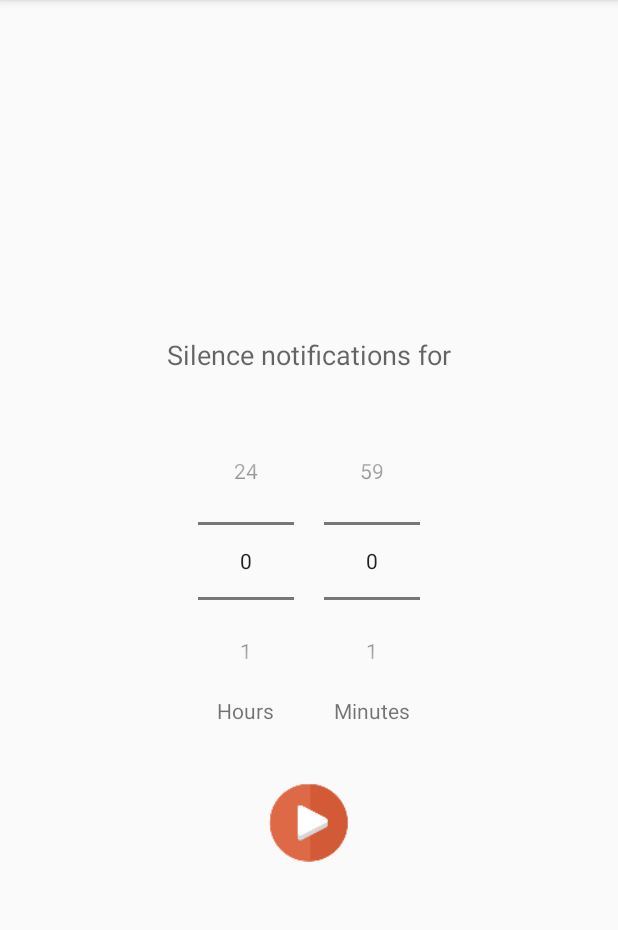
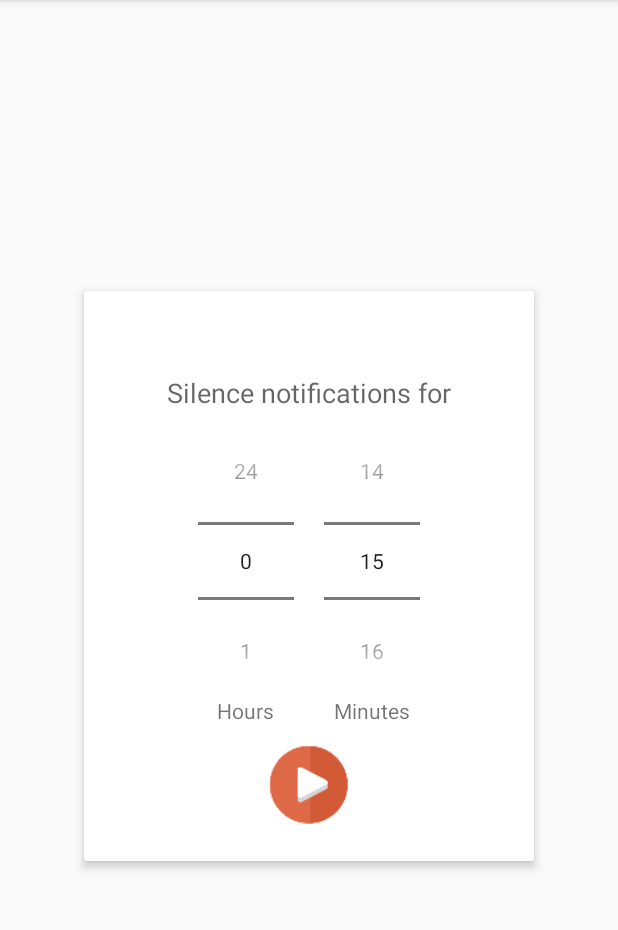
Before and after one commit to sgzmd/silencer, an Android app: the fragment TimedSilenceFragment shown on its own in the app's theme, on a phone screen of 412 x 824 dp, the part 84-1014 px from its top. Run offline under Robolectric (Android 15) with nearby library versions, the phone set to English and light mode, and no system bars.

Commit message:
CardView in timed silence fragment

```diff
--- a/app/build.gradle
+++ b/app/build.gradle
@@ -24,4 +24,5 @@ dependencies {
     testCompile 'junit:junit:4.12'
     compile 'com.android.support:appcompat-v7:23.3.0'
     compile 'com.android.support:design:23.3.0'
+    compile 'com.android.support:cardview-v7:21.+'
 }
--- a/app/src/main/java/info/romankirillov/silencer/Silencer.java
+++ b/app/src/main/java/info/romankirillov/silencer/Silencer.java
@@ -5,6 +5,7 @@ import android.app.PendingIntent;
 import android.content.Context;
 import android.content.Intent;
 import android.media.AudioManager;
+import android.support.design.widget.Snackbar;
 import android.text.format.DateUtils;
 import android.util.Log;
 import android.widget.Toast;
--- a/app/src/main/java/info/romankirillov/silencer/fragments/TimedSilenceFragment.java
+++ b/app/src/main/java/info/romankirillov/silencer/fragments/TimedSilenceFragment.java
@@ -1,20 +1,22 @@
 package info.romankirillov.silencer.fragments;
 
 import android.app.Fragment;
+import android.media.AudioManager;
 import android.os.Bundle;
 import android.support.annotation.Nullable;
-import android.text.format.DateUtils;
 import android.view.LayoutInflater;
 import android.view.View;
 import android.view.ViewGroup;
+import android.widget.ImageView;
 import android.widget.NumberPicker;
-import android.widget.TextView;
 
 import info.romankirillov.silencer.R;
+import info.romankirillov.silencer.Silencer;
 
-public class TimedSilenceFragment extends Fragment implements NumberPicker.OnValueChangeListener {
+public class TimedSilenceFragment extends Fragment implements NumberPicker.OnValueChangeListener, View.OnClickListener {
     private NumberPicker numberPickerHours;
     private NumberPicker numberPickerMinutes;
+    private ImageView buttonStart;
 
     private int selectedSilenceMinutes = 0;
 
@@ -24,6 +26,7 @@ public class TimedSilenceFragment extends Fragment implements NumberPicker.OnVal
 
         numberPickerHours = (NumberPicker) getActivity().findViewById(R.id.number_picker_hours);
         numberPickerMinutes = (NumberPicker) getActivity().findViewById(R.id.number_picker_minutes);
+        buttonStart = (ImageView) getActivity().findViewById(R.id.timed_silence_start);
 
         numberPickerHours.setMinValue(0);
         numberPickerHours.setMaxValue(24);
@@ -33,6 +36,9 @@ public class TimedSilenceFragment extends Fragment implements NumberPicker.OnVal
 
         numberPickerHours.setOnValueChangedListener(this);
         numberPickerMinutes.setOnValueChangedListener(this);
+        buttonStart.setOnClickListener(this);
+
+        numberPickerMinutes.setValue(15);
     }
 
     @Override
@@ -54,4 +60,12 @@ public class TimedSilenceFragment extends Fragment implements NumberPicker.OnVal
     private void recalculateSilence() {
         selectedSilenceMinutes = numberPickerHours.getValue() * 60 + numberPickerMinutes.getValue();
     }
+
+    @Override
+    public void onClick(View view) {
+        new Silencer(
+                this.getActivity().getApplicationContext(),
+                selectedSilenceMinutes * 60,
+                AudioManager.RINGER_MODE_VIBRATE).silence();
+    }
 }
--- a/app/src/main/res/layout/fragment_timed_silence.xml
+++ b/app/src/main/res/layout/fragment_timed_silence.xml
@@ -1,5 +1,21 @@
 <?xml version="1.0" encoding="utf-8"?>
 <RelativeLayout xmlns:android="http://schemas.android.com/apk/res/android"
+                xmlns:card_view="http://schemas.android.com/apk/res-auto"
+                android:layout_width="match_parent"
+                android:layout_height="match_parent">
+
+    <android.support.v7.widget.CardView
+        android:id="@+id/card_view"
+        xmlns:card_view="http://schemas.android.com/apk/res-auto"
+        android:layout_width="300dp"
+        android:layout_height="380dp"
+        android:layout_centerHorizontal="true"
+        android:layout_centerVertical="true"
+        android:layout_gravity="center"
+        card_view:cardCornerRadius="2dp"
+        card_view:cardElevation="4dp">
+
+        <RelativeLayout
             android:layout_width="match_parent"
             android:layout_height="match_parent">
 
@@ -7,19 +23,20 @@
                 android:id="@+id/textView2"
                 android:layout_width="wrap_content"
                 android:layout_height="wrap_content"
-        android:text="Silence notifications for"
-        android:textAppearance="?android:attr/textAppearanceMedium"
                 android:layout_above="@+id/linearLayout"
                 android:layout_centerHorizontal="true"
-        android:layout_marginBottom="25dp"/>
+                android:text="Silence notifications for"
+                android:textAppearance="?android:attr/textAppearanceMedium"/>
 
             <LinearLayout
-        android:layout_width="wrap_content"
+                android:id="@+id/linearLayout"
+                android:layout_width="match_parent"
                 android:layout_height="wrap_content"
                 android:layout_centerHorizontal="true"
                 android:layout_centerVertical="true"
-        android:orientation="horizontal"
-        android:id="@+id/linearLayout">
+                android:layout_gravity="center_horizontal"
+                android:gravity="center_horizontal"
+                android:orientation="horizontal">
 
                 <RelativeLayout
                     android:layout_width="wrap_content"
@@ -28,51 +45,53 @@
                     android:padding="10dp">
 
                     <NumberPicker
+                        android:id="@+id/number_picker_hours"
                         android:layout_width="wrap_content"
-                android:layout_height="wrap_content"
-                android:id="@+id/number_picker_hours"/>
+                        android:layout_height="wrap_content"/>
 
                     <TextView
                         android:layout_width="wrap_content"
                         android:layout_height="wrap_content"
-                android:text="Hours"
+                        android:layout_below="@id/number_picker_hours"
                         android:layout_centerHorizontal="true"
-                android:layout_below="@id/number_picker_hours"/>
+                        android:text="Hours"/>
 
                 </RelativeLayout>
 
                 <RelativeLayout
                     android:layout_width="wrap_content"
                     android:layout_height="wrap_content"
+                    android:gravity="center_horizontal"
                     android:orientation="vertical"
-            android:gravity="center_horizontal"
                     android:padding="10dp">
 
                     <NumberPicker
+                        android:id="@+id/number_picker_minutes"
                         android:layout_width="wrap_content"
-                android:layout_height="wrap_content"
-                android:id="@+id/number_picker_minutes"/>
+                        android:layout_height="wrap_content"/>
 
                     <TextView
                         android:layout_width="wrap_content"
                         android:layout_height="wrap_content"
-                android:text="Minutes"
+                        android:layout_below="@id/number_picker_minutes"
                         android:layout_centerHorizontal="true"
-                android:layout_below="@id/number_picker_minutes"/>
+                        android:text="Minutes"/>
 
                 </RelativeLayout>
-
 
             </LinearLayout>
 
             <ImageView
+                android:id="@+id/timed_silence_start"
                 android:layout_width="60dp"
                 android:layout_height="60dp"
-        android:id="@+id/imageView2"
-        android:src="@mipmap/ic_go"
                 android:layout_below="@+id/linearLayout"
                 android:layout_centerHorizontal="true"
-        android:layout_marginTop="25dp"/>
+                android:src="@mipmap/ic_go"/>
+
+        </RelativeLayout>
+
+    </android.support.v7.widget.CardView>
 
 
 </RelativeLayout>
```
Lines whose indentation alone changed are shown as unchanged.
